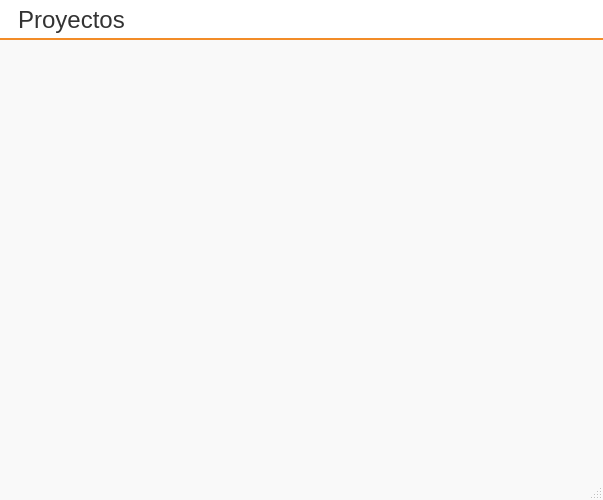
paulobroes28-dev/Proyectos, file gui/menu_principal.ui: the form before one commit.
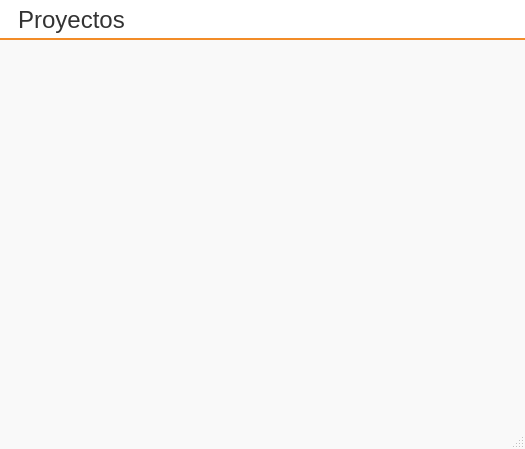
The form after the commit.

Diff of the .ui file:
```diff
--- a/gui/menu_principal.ui
+++ b/gui/menu_principal.ui
@@ -6,8 +6,8 @@
    <rect>
     <x>0</x>
     <y>0</y>
-    <width>603</width>
-    <height>500</height>
+    <width>525</width>
+    <height>449</height>
    </rect>
   </property>
   <property name="windowTitle">
@@ -82,7 +82,7 @@
     <rect>
      <x>0</x>
      <y>0</y>
-     <width>603</width>
+     <width>525</width>
      <height>45</height>
     </rect>
    </property>
```
Left out of the diff: 18 changed lines with no effect on the pictures.
